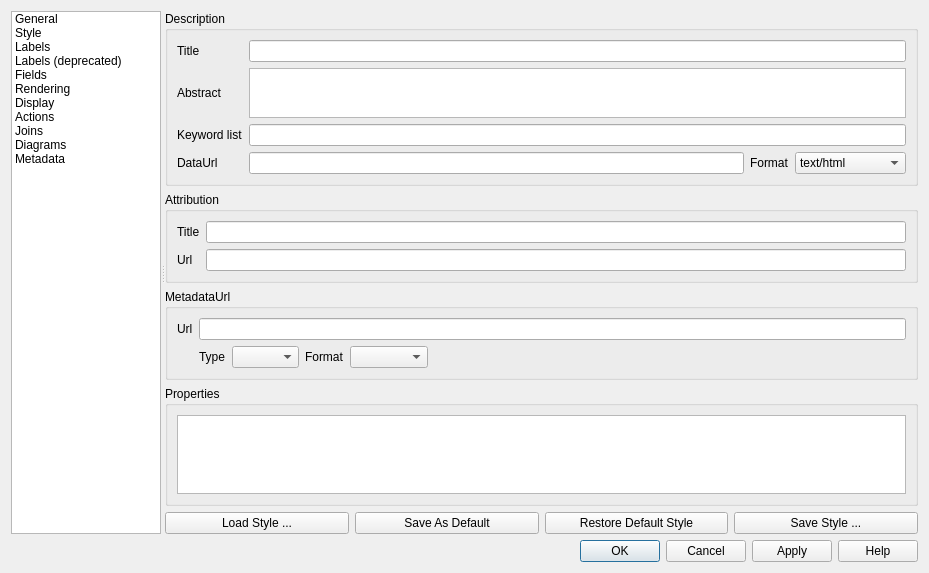
Qt form src/ui/qgsvectorlayerpropertiesbase.ui (carsmie/QGIS) before a commit.
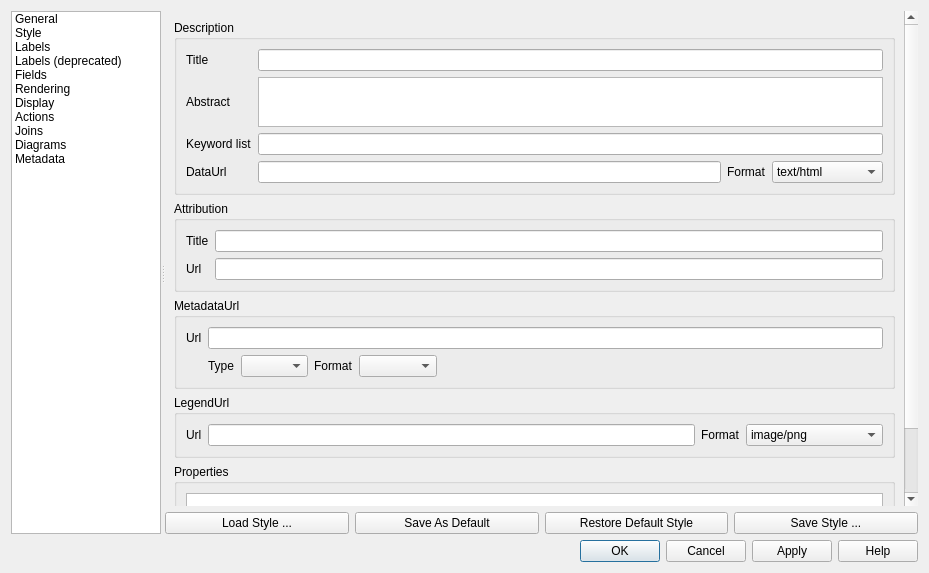
The same form after that commit. The open tabs and pages were chosen to show the change. Icons and pictures are not drawn. Custom widgets are drawn as their Qt base class.

Commit message: [FEATURE]: Add legend url to wms capabilities. Patch from mlechner

Diff of the .ui file:
```diff
--- a/src/ui/qgsvectorlayerpropertiesbase.ui
+++ b/src/ui/qgsvectorlayerpropertiesbase.ui
@@ -1367,15 +1367,12 @@
                <rect>
                 <x>0</x>
                 <y>0</y>
-                <width>375</width>
-                <height>519</height>
+                <width>751</width>
+                <height>552</height>
                </rect>
               </property>
-              <layout class="QVBoxLayout" name="verticalLayout_8">
-               <property name="margin">
-                <number>0</number>
-               </property>
-               <item>
+              <layout class="QGridLayout" name="gridLayout_3">
+               <item row="0" column="0">
                 <widget class="QgsCollapsibleGroupBox" name="mMetaDescriptionGrpBx">
                  <property name="title">
                   <string>Description</string>
@@ -1470,7 +1467,7 @@
                  </layout>
                 </widget>
                </item>
-               <item>
+               <item row="1" column="0">
                 <widget class="QgsCollapsibleGroupBox" name="mMetaAttributionGrpBx">
                  <property name="title">
                   <string>Attribution</string>
@@ -1502,7 +1499,7 @@
                  </layout>
                 </widget>
                </item>
-               <item>
+               <item row="2" column="0">
                 <widget class="QgsCollapsibleGroupBox" name="mMetaMetaUrlGrpBx">
                  <property name="title">
                   <string>MetadataUrl</string>
@@ -1593,7 +1590,65 @@
                  </layout>
                 </widget>
                </item>
-               <item>
+               <item row="3" column="0">
+                <widget class="QgsCollapsibleGroupBox" name="mMetaLegendGrpBx">
+                 <property name="title">
+                  <string>LegendUrl</string>
+                 </property>
+                 <layout class="QGridLayout" name="gridLayout_2">
+                  <item row="0" column="0">
+                   <layout class="QHBoxLayout" name="horizontalLayout_2">
+                    <item>
+                     <widget class="QLabel" name="mLayerLegendUrlLabel">
+                      <property name="text">
+                       <string>Url</string>
+                      </property>
+                     </widget>
+                    </item>
+                    <item>
+                     <widget class="QLineEdit" name="mLayerLegendUrlLineEdit"/>
+                    </item>
+                    <item>
+                     <widget class="QLabel" name="mLayerLegendUrlFormatLabel">
+                      <property name="text">
+                       <string>Format</string>
+                      </property>
+                     </widget>
+                    </item>
+                    <item>
+                     <widget class="QComboBox" name="mLayerLegendUrlFormatComboBox">
+                      <property name="minimumSize">
+                       <size>
+                        <width>137</width>
+                        <height>0</height>
+                       </size>
+                      </property>
+                      <property name="currentIndex">
+                       <number>0</number>
+                      </property>
+                      <item>
+                       <property name="text">
+                        <string>image/png</string>
+                       </property>
+                      </item>
+                      <item>
+                       <property name="text">
+                        <string>image/jpeg</string>
+                       </property>
+                      </item>
+                      <item>
+                       <property name="text">
+                        <string>image/jpg</string>
+                       </property>
+                      </item>
+                     </widget>
+                    </item>
+                   </layout>
+                  </item>
+                 </layout>
+                </widget>
+               </item>
+               <item row="4" column="0">
                 <widget class="QgsCollapsibleGroupBox" name="mMetaPropertiesGrpBx">
                  <property name="sizePolicy">
                   <sizepolicy hsizetype="Preferred" vsizetype="Preferred">
@@ -1621,7 +1676,7 @@
                  </layout>
                 </widget>
                </item>
-               <item>
+               <item row="5" column="0">
                 <spacer name="verticalSpacer_3">
                  <property name="orientation">
                   <enum>Qt::Vertical</enum>
@@ -1712,17 +1767,17 @@
   </layout>
  </widget>
  <customwidgets>
+  <customwidget>
+   <class>QgsScaleComboBox</class>
+   <extends>QComboBox</extends>
+   <header>qgsscalecombobox.h</header>
+  </customwidget>
   <customwidget>
    <class>QgsCollapsibleGroupBox</class>
    <extends>QGroupBox</extends>
    <header>qgscollapsiblegroupbox.h</header>
    <container>1</container>
   </customwidget>
-  <customwidget>
-   <class>QgsScaleComboBox</class>
-   <extends>QComboBox</extends>
-   <header>qgsscalecombobox.h</header>
-  </customwidget>
  </customwidgets>
  <resources>
   <include location="../../images/images.qrc"/>
```
Left out of the diff: 34 changed lines with no effect on the pictures. The commit also changes 7 other files.
